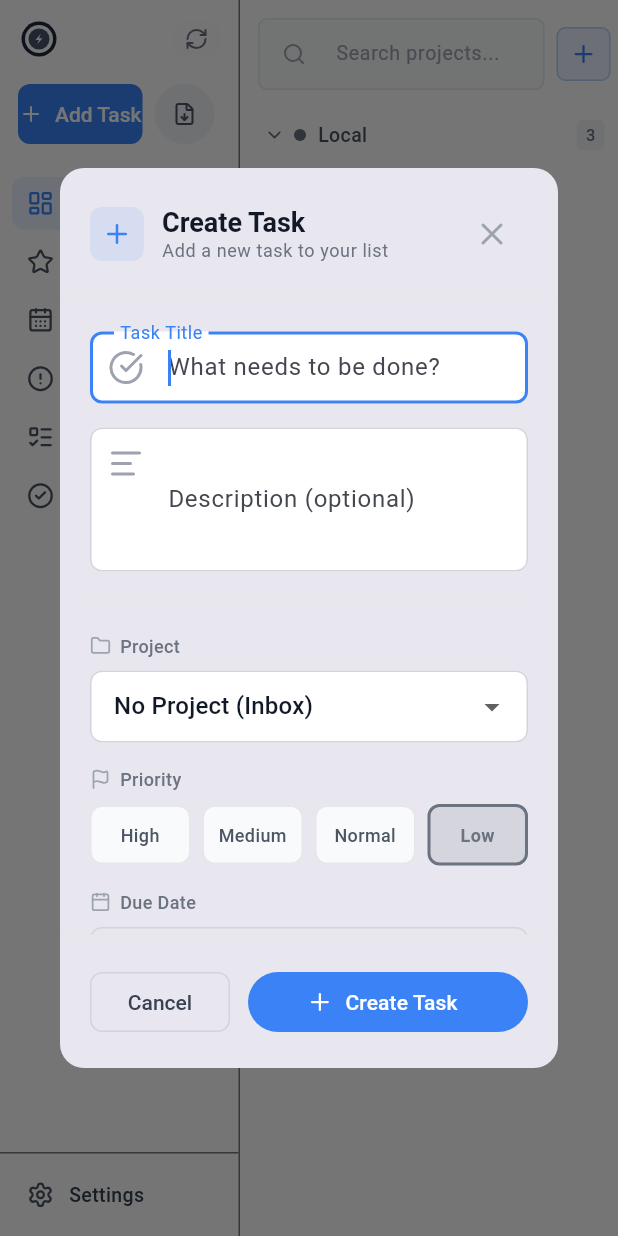
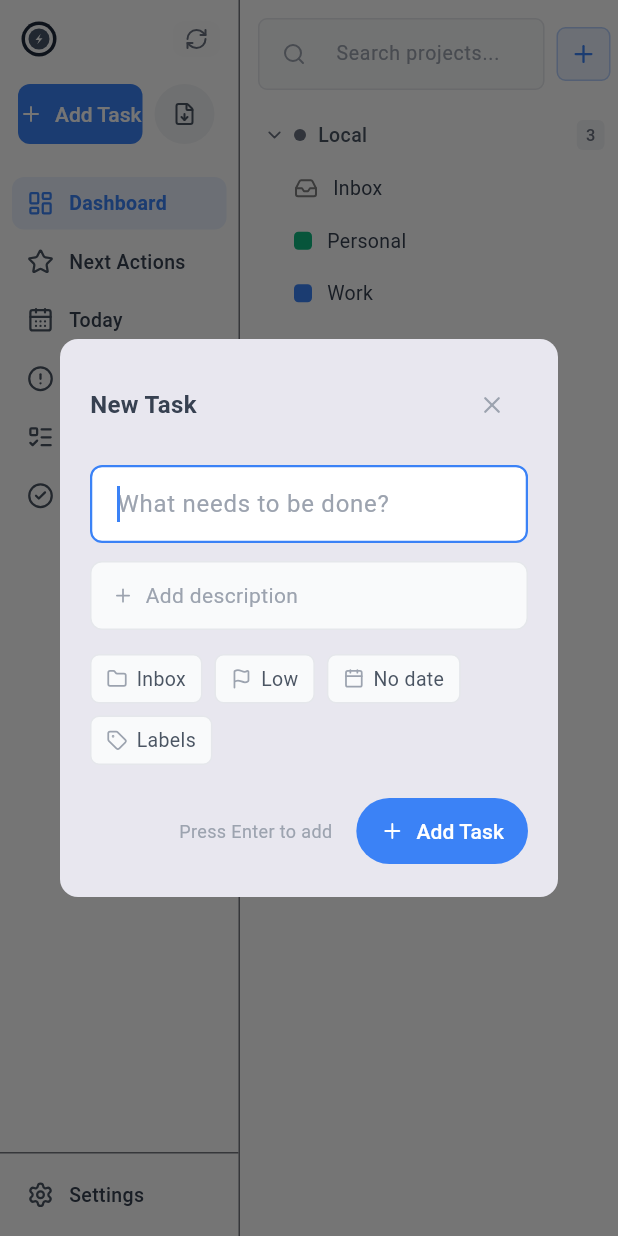
Before and after one commit to openza/tasks, a Flutter app: the screen it shows after launch, after a tap on "Add Task", on a phone screen of 412 x 824 dp. Run offline on Flutter 3.47's test engine with Material 3 defaults, Android fonts, the phone set to English and light mode, and no system bars; drawn by our look-alikes of toastification; our stand-ins replace dio, drift, file_picker, flutter_riverpod, flutter_secure_storage, flutter_svg and 5 more; missing offline and left inert: dart:ffi, window_manager; accounts and stored records are empty; generated files the repository leaves out were written again.

Commit message:
feat: simplify add task modal for desktop
Redesign the add task dialog with a minimal, wide layout inspired by
Things 3 and Todoist:

- Wider modal (600px) optimized for desktop
- Clean title field with placeholder only
- Expandable description (collapsed by default)
- Compact horizontal toolbar for project, priority, date, labels
- Filter to show only local projects/labels (openza_tasks)
- Enter key submits when title field focused
- Simplified footer with hint text

Fixes memory leak (FocusNode disposal) and Enter key handling bug.

```diff
--- a/lib/presentation/widgets/dialogs/create_task_dialog.dart
+++ b/lib/presentation/widgets/dialogs/create_task_dialog.dart
@@ -7,7 +7,7 @@ import '../../../domain/entities/task.dart';
 import '../../../domain/entities/project.dart';
 import '../../../domain/entities/label.dart';
 
-/// Dialog for creating a new task
+/// Simplified dialog for creating a new task
 class CreateTaskDialog extends StatefulWidget {
   final List<ProjectEntity> projects;
   final List<LabelEntity> labels;
@@ -28,11 +28,19 @@ class CreateTaskDialog extends StatefulWidget {
     List<LabelEntity> labels = const [],
     String? defaultProjectId,
   }) async {
+    // Filter to local projects and labels only
+    final localProjects = projects
+        .where((p) => p.integrationId == 'openza_tasks')
+        .toList();
+    final localLabels = labels
+        .where((l) => l.integrationId == 'openza_tasks')
+        .toList();
+
     return showDialog<TaskEntity>(
       context: context,
       builder: (context) => CreateTaskDialog(
-        projects: projects,
-        labels: labels,
+        projects: localProjects,
+        labels: localLabels,
         defaultProjectId: defaultProjectId,
         onCreate: (task) => Navigator.of(context).pop(task),
       ),
@@ -52,6 +60,7 @@ class _CreateTaskDialogState extends State<CreateTaskDialog> {
   int _priority = 4; // Default: Low
   DateTime? _dueDate;
   final List<LabelEntity> _selectedLabels = [];
+  bool _showDescription = false;
 
   @override
   void initState() {
@@ -66,98 +75,60 @@ class _CreateTaskDialogState extends State<CreateTaskDialog> {
     super.dispose();
   }
 
+  void _submitIfValid() {
+    if (_titleController.text.trim().isNotEmpty) {
+      _createTask();
+    }
+  }
+
   @override
   Widget build(BuildContext context) {
     return Dialog(
-      shape: RoundedRectangleBorder(borderRadius: BorderRadius.circular(16)),
+      shape: RoundedRectangleBorder(borderRadius: BorderRadius.circular(12)),
       child: Container(
-        width: 500,
-        constraints: const BoxConstraints(maxHeight: 600),
-        child: Column(
-          mainAxisSize: MainAxisSize.min,
-          children: [
-            _buildHeader(context),
-            Flexible(
-              child: SingleChildScrollView(
+        width: 600,
         padding: const EdgeInsets.all(20),
         child: Form(
           key: _formKey,
           child: Column(
+            mainAxisSize: MainAxisSize.min,
             crossAxisAlignment: CrossAxisAlignment.start,
             children: [
+              _buildHeader(context),
+              const SizedBox(height: 16),
               _buildTitleField(context),
+              const SizedBox(height: 12),
+              _buildDescriptionField(context),
               const SizedBox(height: 16),
-                      _buildDescriptionField(context),
+              _buildMetadataToolbar(context),
               const SizedBox(height: 20),
-                      _buildDivider(),
-                      const SizedBox(height: 20),
-                      _buildProjectSelector(context),
-                      const SizedBox(height: 16),
-                      _buildPrioritySelector(context),
-                      const SizedBox(height: 16),
-                      _buildDueDateSelector(context),
-                      const SizedBox(height: 16),
-                      if (widget.labels.isNotEmpty) ...[
-                        _buildLabelsSelector(context),
-                      ],
+              _buildFooter(context),
             ],
           ),
-                ),
-              ),
-            ),
-            _buildFooter(context),
-          ],
         ),
       ),
     );
   }
 
   Widget _buildHeader(BuildContext context) {
-    return Container(
-      padding: const EdgeInsets.all(20),
-      decoration: BoxDecoration(
-        border: Border(bottom: BorderSide(color: AppTheme.gray200)),
-      ),
-      child: Row(
+    return Row(
       children: [
-          Container(
-            padding: const EdgeInsets.all(8),
-            decoration: BoxDecoration(
-              color: AppTheme.primaryBlue.withValues(alpha: 0.1),
-              borderRadius: BorderRadius.circular(8),
-            ),
-            child: Icon(
-              LucideIcons.plus,
-              size: 20,
-              color: AppTheme.primaryBlue,
+        Text(
+          'New Task',
+          style: TextStyle(
+            fontSize: 16,
+            fontWeight: FontWeight.w600,
+            color: AppTheme.gray700,
           ),
         ),
-          const SizedBox(width: 12),
-          Expanded(
-            child: Column(
-              crossAxisAlignment: CrossAxisAlignment.start,
-              children: [
-                Text(
-                  'Create Task',
-                  style: Theme.of(context).textTheme.titleLarge?.copyWith(
-                        fontWeight: FontWeight.w600,
-                      ),
-                ),
-                Text(
-                  'Add a new task to your list',
-                  style: Theme.of(context).textTheme.bodySmall?.copyWith(
-                        color: AppTheme.gray500,
-                      ),
+        const Spacer(),
+        IconButton(
+          icon: Icon(LucideIcons.x, size: 18, color: AppTheme.gray400),
+          onPressed: () => Navigator.of(context).pop(),
+          padding: EdgeInsets.zero,
+          constraints: const BoxConstraints(minWidth: 32, minHeight: 32),
         ),
       ],
-            ),
-          ),
-          IconButton(
-            icon: Icon(LucideIcons.x, color: AppTheme.gray400),
-            onPressed: () => Navigator.of(context).pop(),
-          ),
-        ],
-      ),
     );
   }
 
@@ -165,13 +136,24 @@ class _CreateTaskDialogState extends State<CreateTaskDialog> {
     return TextFormField(
       controller: _titleController,
       autofocus: true,
+      style: const TextStyle(fontSize: 16),
+      onFieldSubmitted: (_) => _submitIfValid(),
       decoration: InputDecoration(
-        labelText: 'Task Title',
         hintText: 'What needs to be done?',
-        prefixIcon: Icon(LucideIcons.checkCircle, color: AppTheme.gray400),
+        hintStyle: TextStyle(color: AppTheme.gray400, fontSize: 16),
         border: OutlineInputBorder(
           borderRadius: BorderRadius.circular(8),
+          borderSide: BorderSide(color: AppTheme.gray200),
         ),
+        enabledBorder: OutlineInputBorder(
+          borderRadius: BorderRadius.circular(8),
+          borderSide: BorderSide(color: AppTheme.gray200),
+        ),
+        focusedBorder: OutlineInputBorder(
+          borderRadius: BorderRadius.circular(8),
+          borderSide: BorderSide(color: AppTheme.primaryBlue, width: 1.5),
+        ),
+        contentPadding: const EdgeInsets.symmetric(horizontal: 14, vertical: 14),
       ),
       validator: (value) {
         if (value == null || value.trim().isEmpty) {
@@ -183,51 +165,94 @@ class _CreateTaskDialogState extends State<CreateTaskDialog> {
   }
 
   Widget _buildDescriptionField(BuildContext context) {
-    return TextFormField(
-      controller: _descriptionController,
-      maxLines: 3,
-      decoration: InputDecoration(
-        labelText: 'Description (optional)',
-        hintText: 'Add more details...',
-        prefixIcon: Padding(
-          padding: const EdgeInsets.only(bottom: 48),
-          child: Icon(LucideIcons.alignLeft, color: AppTheme.gray400),
+    if (!_showDescription) {
+      return GestureDetector(
+        onTap: () => setState(() => _showDescription = true),
+        child: Container(
+          padding: const EdgeInsets.symmetric(horizontal: 14, vertical: 12),
+          decoration: BoxDecoration(
+            color: AppTheme.gray50,
+            borderRadius: BorderRadius.circular(8),
+            border: Border.all(color: AppTheme.gray200),
           ),
-        border: OutlineInputBorder(
-          borderRadius: BorderRadius.circular(8),
+          child: Row(
+            children: [
+              Icon(LucideIcons.plus, size: 14, color: AppTheme.gray400),
+              const SizedBox(width: 8),
+              Text(
+                'Add description',
+                style: TextStyle(color: AppTheme.gray400, fontSize: 14),
+              ),
+            ],
           ),
         ),
       );
     }
 
-  Widget _buildDivider() {
-    return Divider(color: AppTheme.gray200, height: 1);
+    return TextFormField(
+      controller: _descriptionController,
+      maxLines: 3,
+      autofocus: true,
+      style: const TextStyle(fontSize: 14),
+      decoration: InputDecoration(
+        hintText: 'Add more details...',
+        hintStyle: TextStyle(color: AppTheme.gray400, fontSize: 14),
+        border: OutlineInputBorder(
+          borderRadius: BorderRadius.circular(8),
+          borderSide: BorderSide(color: AppTheme.gray200),
+        ),
+        enabledBorder: OutlineInputBorder(
+          borderRadius: BorderRadius.circular(8),
+          borderSide: BorderSide(color: AppTheme.gray200),
+        ),
+        focusedBorder: OutlineInputBorder(
+          borderRadius: BorderRadius.circular(8),
+          borderSide: BorderSide(color: AppTheme.primaryBlue, width: 1.5),
+        ),
+        contentPadding: const EdgeInsets.symmetric(horizontal: 14, vertical: 12),
+      ),
+    );
   }
 
-  Widget _buildProjectSelector(BuildContext context) {
-    return Column(
-      crossAxisAlignment: CrossAxisAlignment.start,
+  Widget _buildMetadataToolbar(BuildContext context) {
+    return Wrap(
+      spacing: 8,
+      runSpacing: 8,
       children: [
-        _buildSectionLabel(context, LucideIcons.folder, 'Project'),
-        const SizedBox(height: 8),
-        DropdownButtonFormField<String?>(
-          value: _selectedProjectId,
-          decoration: InputDecoration(
-            border: OutlineInputBorder(
-              borderRadius: BorderRadius.circular(8),
-            ),
-            contentPadding: const EdgeInsets.symmetric(
-              horizontal: 12,
-              vertical: 12,
+        _buildProjectPill(context),
+        _buildPriorityPill(context),
+        _buildDatePill(context),
+        if (widget.labels.isNotEmpty) _buildLabelsPill(context),
+      ],
+    );
+  }
+
+  Widget _buildProjectPill(BuildContext context) {
+    final selectedProject = _selectedProjectId != null
+        ? widget.projects.where((p) => p.id == _selectedProjectId).firstOrNull
+        : null;
+    final displayName = selectedProject?.name ?? 'Inbox';
+    final color = selectedProject != null
+        ? _parseColor(selectedProject.color)
+        : AppTheme.gray500;
+
+    return PopupMenuButton<String?>(
+      onSelected: (value) => setState(() => _selectedProjectId = value),
+      tooltip: 'Select project',
+      offset: const Offset(0, 36),
+      shape: RoundedRectangleBorder(borderRadius: BorderRadius.circular(8)),
+      itemBuilder: (context) => [
+        PopupMenuItem(
+          value: null,
+          child: Row(
+            children: [
+              Icon(LucideIcons.inbox, size: 14, color: AppTheme.gray500),
+              const SizedBox(width: 8),
+              const Text('Inbox'),
+            ],
           ),
         ),
-          hint: const Text('Select a project'),
-          items: [
-            const DropdownMenuItem(
-              value: null,
-              child: Text('No Project (Inbox)'),
-            ),
-            ...widget.projects.map((p) => DropdownMenuItem(
+        ...widget.projects.map((p) => PopupMenuItem(
               value: p.id,
               child: Row(
                 children: [
@@ -245,211 +270,172 @@ class _CreateTaskDialogState extends State<CreateTaskDialog> {
               ),
             )),
       ],
-          onChanged: (value) => setState(() => _selectedProjectId = value),
-        ),
-      ],
-    );
-  }
-
-  Widget _buildPrioritySelector(BuildContext context) {
-    return Column(
-      crossAxisAlignment: CrossAxisAlignment.start,
-      children: [
-        _buildSectionLabel(context, LucideIcons.flag, 'Priority'),
-        const SizedBox(height: 8),
-        Row(
-          children: [
-            _buildPriorityChip(1, 'High', AppTheme.priorityColors[1]!),
-            const SizedBox(width: 8),
-            _buildPriorityChip(2, 'Medium', AppTheme.priorityColors[2]!),
-            const SizedBox(width: 8),
-            _buildPriorityChip(3, 'Normal', AppTheme.priorityColors[3]!),
-            const SizedBox(width: 8),
-            _buildPriorityChip(4, 'Low', AppTheme.priorityColors[4]!),
-          ],
-        ),
-      ],
-    );
-  }
-
-  Widget _buildPriorityChip(int priority, String label, Color color) {
-    final isSelected = _priority == priority;
-    return Expanded(
-      child: GestureDetector(
-        onTap: () => setState(() => _priority = priority),
-        child: Container(
-          padding: const EdgeInsets.symmetric(vertical: 10),
-          decoration: BoxDecoration(
-            color: isSelected ? color.withValues(alpha: 0.15) : AppTheme.gray50,
-            borderRadius: BorderRadius.circular(8),
-            border: Border.all(
-              color: isSelected ? color : AppTheme.gray200,
-              width: isSelected ? 2 : 1,
-            ),
-          ),
-          child: Text(
-            label,
-            textAlign: TextAlign.center,
-            style: TextStyle(
-              fontSize: 12,
-              fontWeight: isSelected ? FontWeight.w600 : FontWeight.w500,
-              color: isSelected ? color : AppTheme.gray600,
-            ),
-          ),
-        ),
+      child: _buildPillContainer(
+        icon: LucideIcons.folder,
+        label: displayName,
+        color: color,
+        isActive: selectedProject != null,
       ),
     );
   }
 
-  Widget _buildDueDateSelector(BuildContext context) {
-    return Column(
-      crossAxisAlignment: CrossAxisAlignment.start,
-      children: [
-        _buildSectionLabel(context, LucideIcons.calendar, 'Due Date'),
-        const SizedBox(height: 8),
-        InkWell(
-          onTap: _selectDueDate,
-          borderRadius: BorderRadius.circular(8),
-          child: Container(
-            padding: const EdgeInsets.symmetric(horizontal: 12, vertical: 14),
-            decoration: BoxDecoration(
-              border: Border.all(color: AppTheme.gray300),
-              borderRadius: BorderRadius.circular(8),
-            ),
+  Widget _buildPriorityPill(BuildContext context) {
+    final priorityLabels = {1: 'High', 2: 'Medium', 3: 'Normal', 4: 'Low'};
+    final color = AppTheme.priorityColors[_priority] ?? AppTheme.gray500;
+
+    return PopupMenuButton<int>(
+      onSelected: (value) => setState(() => _priority = value),
+      tooltip: 'Set priority',
+      offset: const Offset(0, 36),
+      shape: RoundedRectangleBorder(borderRadius: BorderRadius.circular(8)),
+      itemBuilder: (context) => [1, 2, 3, 4]
+          .map((p) => PopupMenuItem(
+                value: p,
                 child: Row(
                   children: [
-                Icon(
-                  LucideIcons.calendar,
-                  size: 18,
-                  color: _dueDate != null ? AppTheme.primaryBlue : AppTheme.gray400,
-                ),
-                const SizedBox(width: 12),
-                Expanded(
-                  child: Text(
-                    _dueDate != null ? _formatDate(_dueDate!) : 'No due date',
-                    style: TextStyle(
-                      color: _dueDate != null ? AppTheme.gray700 : AppTheme.gray400,
+                    Container(
+                      width: 10,
+                      height: 10,
+                      decoration: BoxDecoration(
+                        color: AppTheme.priorityColors[p],
+                        shape: BoxShape.circle,
                       ),
                     ),
-                ),
-                if (_dueDate != null)
-                  GestureDetector(
-                    onTap: () => setState(() => _dueDate = null),
-                    child: Icon(LucideIcons.x, size: 16, color: AppTheme.gray400),
-                  ),
+                    const SizedBox(width: 8),
+                    Text(priorityLabels[p]!),
                   ],
                 ),
+              ))
+          .toList(),
+      child: _buildPillContainer(
+        icon: LucideIcons.flag,
+        label: priorityLabels[_priority]!,
+        color: color,
+        isActive: _priority != 4,
       ),
-        ),
-      ],
     );
   }
 
-  Widget _buildLabelsSelector(BuildContext context) {
-    return Column(
-      crossAxisAlignment: CrossAxisAlignment.start,
-      children: [
-        _buildSectionLabel(context, LucideIcons.tag, 'Labels'),
-        const SizedBox(height: 8),
-        Wrap(
-          spacing: 8,
-          runSpacing: 8,
-          children: widget.labels.map((label) {
-            final isSelected = _selectedLabels.contains(label);
+  Widget _buildDatePill(BuildContext context) {
     return GestureDetector(
-              onTap: () {
+      onTap: _selectDueDate,
+      child: _buildPillContainer(
+        icon: LucideIcons.calendar,
+        label: _dueDate != null ? _formatDate(_dueDate!) : 'No date',
+        color: _dueDate != null ? AppTheme.primaryBlue : AppTheme.gray500,
+        isActive: _dueDate != null,
+        trailing: _dueDate != null
+            ? GestureDetector(
+                onTap: () => setState(() => _dueDate = null),
+                child: Icon(LucideIcons.x, size: 12, color: AppTheme.gray400),
+              )
+            : null,
+      ),
+    );
+  }
+
+  Widget _buildLabelsPill(BuildContext context) {
+    final hasLabels = _selectedLabels.isNotEmpty;
+
+    return PopupMenuButton<LabelEntity>(
+      onSelected: (label) {
         setState(() {
-                  if (isSelected) {
+          if (_selectedLabels.contains(label)) {
             _selectedLabels.remove(label);
           } else {
             _selectedLabels.add(label);
           }
         });
       },
-              child: Container(
+      tooltip: 'Add labels',
+      offset: const Offset(0, 36),
+      shape: RoundedRectangleBorder(borderRadius: BorderRadius.circular(8)),
+      itemBuilder: (context) => widget.labels
+          .map((l) => PopupMenuItem(
+                value: l,
+                child: Row(
+                  children: [
+                    Container(
+                      width: 10,
+                      height: 10,
+                      decoration: BoxDecoration(
+                        color: _parseColor(l.color),
+                        shape: BoxShape.circle,
+                      ),
+                    ),
+                    const SizedBox(width: 8),
+                    Expanded(child: Text(l.name)),
+                    if (_selectedLabels.contains(l))
+                      Icon(LucideIcons.check, size: 14, color: AppTheme.primaryBlue),
+                  ],
+                ),
+              ))
+          .toList(),
+      child: _buildPillContainer(
+        icon: LucideIcons.tag,
+        label: hasLabels ? '${_selectedLabels.length} label${_selectedLabels.length > 1 ? 's' : ''}' : 'Labels',
+        color: hasLabels ? AppTheme.accentPink : AppTheme.gray500,
+        isActive: hasLabels,
+      ),
+    );
+  }
+
+  Widget _buildPillContainer({
+    required IconData icon,
+    required String label,
+    required Color color,
+    bool isActive = false,
+    Widget? trailing,
+  }) {
+    return Container(
       padding: const EdgeInsets.symmetric(horizontal: 10, vertical: 6),
       decoration: BoxDecoration(
-                  color: isSelected
-                      ? _parseColor(label.color).withValues(alpha: 0.15)
-                      : AppTheme.gray50,
-                  borderRadius: BorderRadius.circular(16),
+        color: isActive ? color.withValues(alpha: 0.1) : AppTheme.gray50,
+        borderRadius: BorderRadius.circular(6),
         border: Border.all(
-                    color: isSelected ? _parseColor(label.color) : AppTheme.gray200,
+          color: isActive ? color.withValues(alpha: 0.3) : AppTheme.gray200,
         ),
       ),
       child: Row(
         mainAxisSize: MainAxisSize.min,
         children: [
-                    Container(
-                      width: 8,
-                      height: 8,
-                      decoration: BoxDecoration(
-                        color: _parseColor(label.color),
-                        shape: BoxShape.circle,
-                      ),
-                    ),
-                    const SizedBox(width: 6),
-                    Text(
-                      label.name,
-                      style: TextStyle(
-                        fontSize: 12,
-                        fontWeight: isSelected ? FontWeight.w600 : FontWeight.w500,
-                        color: isSelected ? _parseColor(label.color) : AppTheme.gray600,
-                      ),
-                    ),
-                  ],
-                ),
-              ),
-            );
-          }).toList(),
-        ),
-      ],
-    );
-  }
-
-  Widget _buildSectionLabel(
-      BuildContext context, IconData icon, String label) {
-    return Row(
-      children: [
-        Icon(icon, size: 14, color: AppTheme.gray400),
+          Icon(icon, size: 14, color: isActive ? color : AppTheme.gray400),
           const SizedBox(width: 6),
           Text(
             label,
             style: TextStyle(
-            fontSize: 12,
-            fontWeight: FontWeight.w500,
-            color: AppTheme.gray500,
+              fontSize: 13,
+              color: isActive ? color : AppTheme.gray600,
+              fontWeight: isActive ? FontWeight.w500 : FontWeight.normal,
             ),
           ),
+          if (trailing != null) ...[
+            const SizedBox(width: 4),
+            trailing,
           ],
+        ],
+      ),
     );
   }
 
   Widget _buildFooter(BuildContext context) {
-    return Container(
-      padding: const EdgeInsets.all(20),
-      decoration: BoxDecoration(
-        border: Border(top: BorderSide(color: AppTheme.gray200)),
+    return Row(
+      mainAxisAlignment: MainAxisAlignment.end,
+      children: [
+        Text(
+          'Press Enter to add',
+          style: TextStyle(fontSize: 12, color: AppTheme.gray400),
         ),
-      child: Row(
-        children: [
-          Expanded(
-            child: OutlinedButton(
-              onPressed: () => Navigator.of(context).pop(),
-              child: const Text('Cancel'),
-            ),
-          ),
-          const SizedBox(width: 12),
-          Expanded(
-            flex: 2,
-            child: FilledButton.icon(
+        const SizedBox(width: 16),
+        FilledButton.icon(
           onPressed: _createTask,
-              icon: Icon(LucideIcons.plus, size: 18),
-              label: const Text('Create Task'),
+          icon: const Icon(LucideIcons.plus, size: 16),
+          label: const Text('Add Task'),
+          style: FilledButton.styleFrom(
+            padding: const EdgeInsets.symmetric(horizontal: 16, vertical: 12),
           ),
         ),
       ],
-      ),
     );
   }
 
@@ -460,7 +446,7 @@ class _CreateTaskDialogState extends State<CreateTaskDialog> {
       firstDate: DateTime.now().subtract(const Duration(days: 365)),
       lastDate: DateTime.now().add(const Duration(days: 365 * 2)),
     );
-    if (date != null) {
+    if (date != null && mounted) {
       setState(() => _dueDate = date);
     }
   }
@@ -481,7 +467,6 @@ class _CreateTaskDialogState extends State<CreateTaskDialog> {
     if (!_formKey.currentState!.validate()) return;
 
     final now = DateTime.now();
-    // Default to Inbox if no project selected
     final projectId = _selectedProjectId ?? 'proj_inbox';
 
     final task = TaskEntity(
```
Also changed, not shown: 1 other file. Lines whose indentation alone changed are shown as unchanged.
